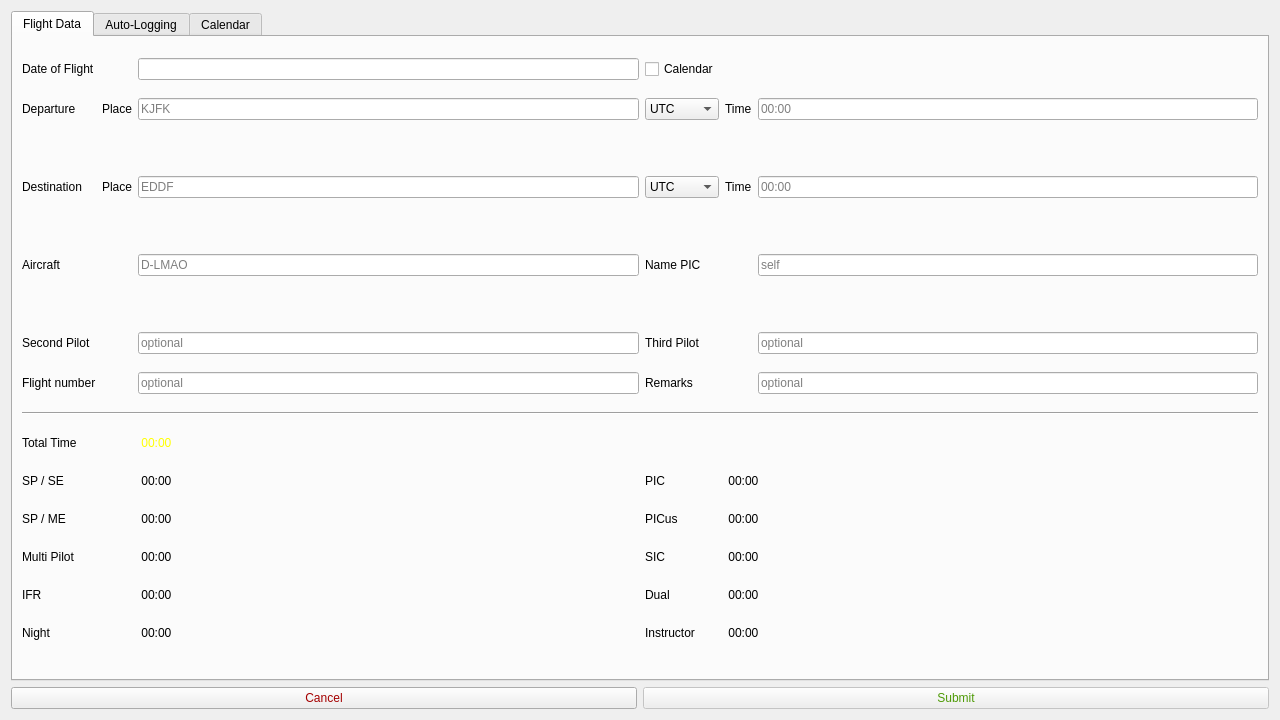
First picture: the form in src/gui/dialogues/newflight.ui, repository fiffty-50/openPilotLog, before the edit.
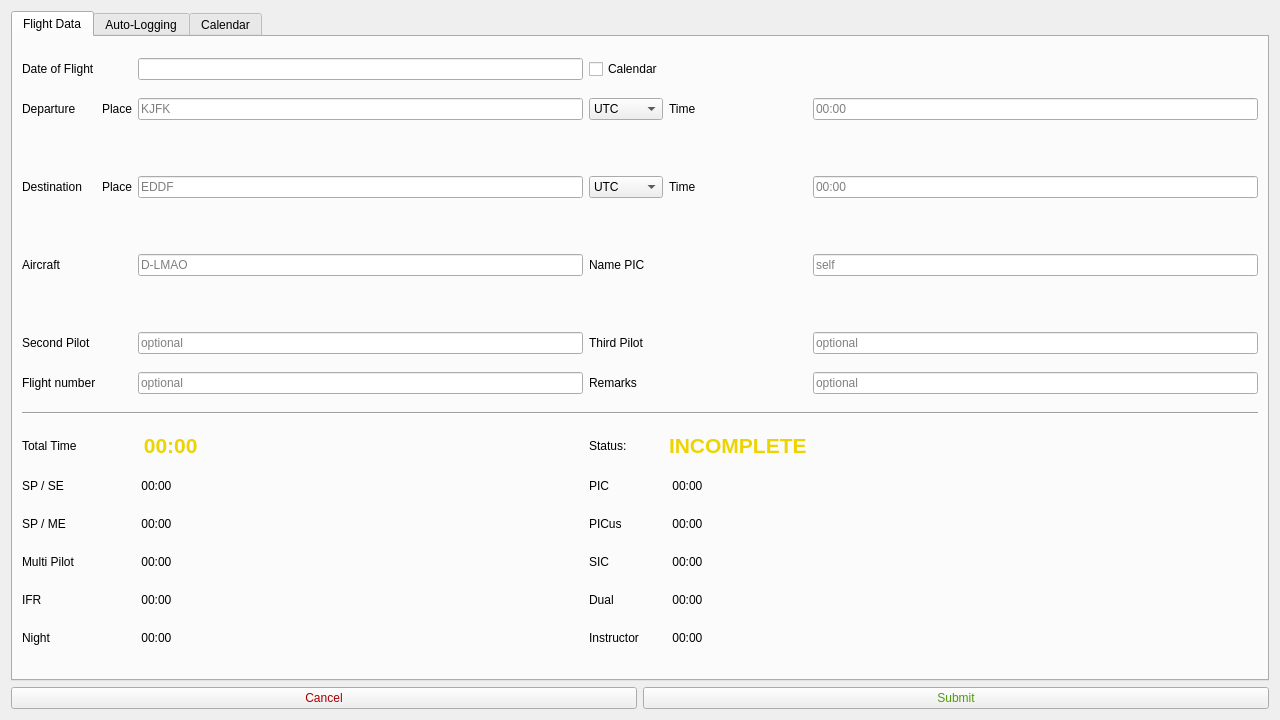
Second picture: the form after the edit.

```diff
--- a/src/gui/dialogues/newflight.ui
+++ b/src/gui/dialogues/newflight.ui
@@ -788,11 +788,18 @@
            <height>20</height>
           </size>
          </property>
+         <property name="font">
+          <font>
+           <pointsize>16</pointsize>
+           <weight>75</weight>
+           <bold>true</bold>
+          </font>
+         </property>
          <property name="toolTip">
           <string>&lt;html&gt;&lt;head/&gt;&lt;body&gt;&lt;p&gt;Once all the required items are filled out, the total time of flight will be displayed here.&lt;/p&gt;&lt;/body&gt;&lt;/html&gt;</string>
          </property>
          <property name="styleSheet">
-          <string notr="true">color: yellow;</string>
+          <string notr="true">color: rgb(237, 212, 0);</string>
          </property>
          <property name="frameShape">
           <enum>QFrame::NoFrame</enum>
@@ -833,6 +840,30 @@
          </property>
         </widget>
        </item>
+       <item row="10" column="3">
+        <widget class="QLabel" name="submissionReadyTextLabel">
+         <property name="text">
+          <string>Status:</string>
+         </property>
+        </widget>
+       </item>
+       <item row="10" column="4">
+        <widget class="QLabel" name="submissonReadyLabel">
+         <property name="font">
+          <font>
+           <pointsize>16</pointsize>
+           <weight>75</weight>
+           <bold>true</bold>
+          </font>
+         </property>
+         <property name="styleSheet">
+          <string notr="true">color: rgb(237, 212, 0);</string>
+         </property>
+         <property name="text">
+          <string>INCOMPLETE</string>
+         </property>
+        </widget>
+       </item>
       </layout>
       <zorder>placeLabel2</zorder>
       <zorder>deptLocLineEdit</zorder>
@@ -1441,7 +1472,7 @@
    <item row="1" column="1">
     <widget class="QPushButton" name="submitButton">
      <property name="enabled">
-      <bool>false</bool>
+      <bool>true</bool>
      </property>
      <property name="whatsThis">
       <string>&lt;html&gt;&lt;head/&gt;&lt;body&gt;&lt;p&gt;Add your flight to the logbook.&lt;/p&gt;&lt;p&gt;&lt;br/&gt;&lt;/p&gt;&lt;p&gt;You can only perform this action if all of the mandatory fields are filled.&lt;/p&gt;&lt;/body&gt;&lt;/html&gt;</string>
```
Left out of the diff: 2 changed lines with no effect on the pictures.
